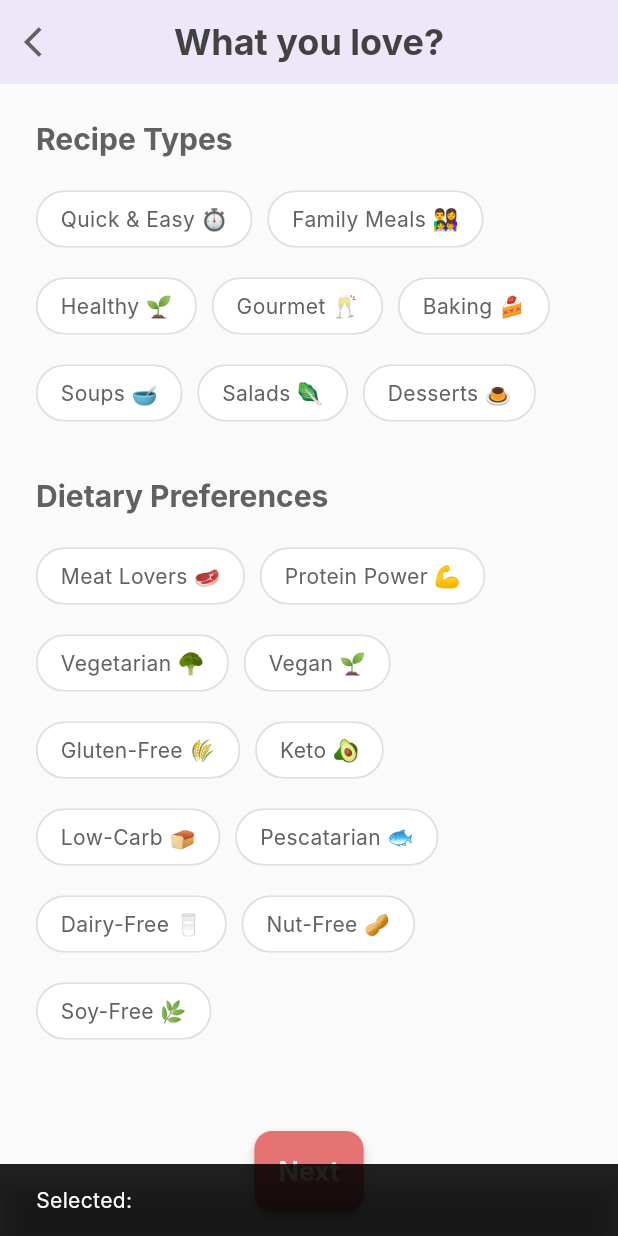
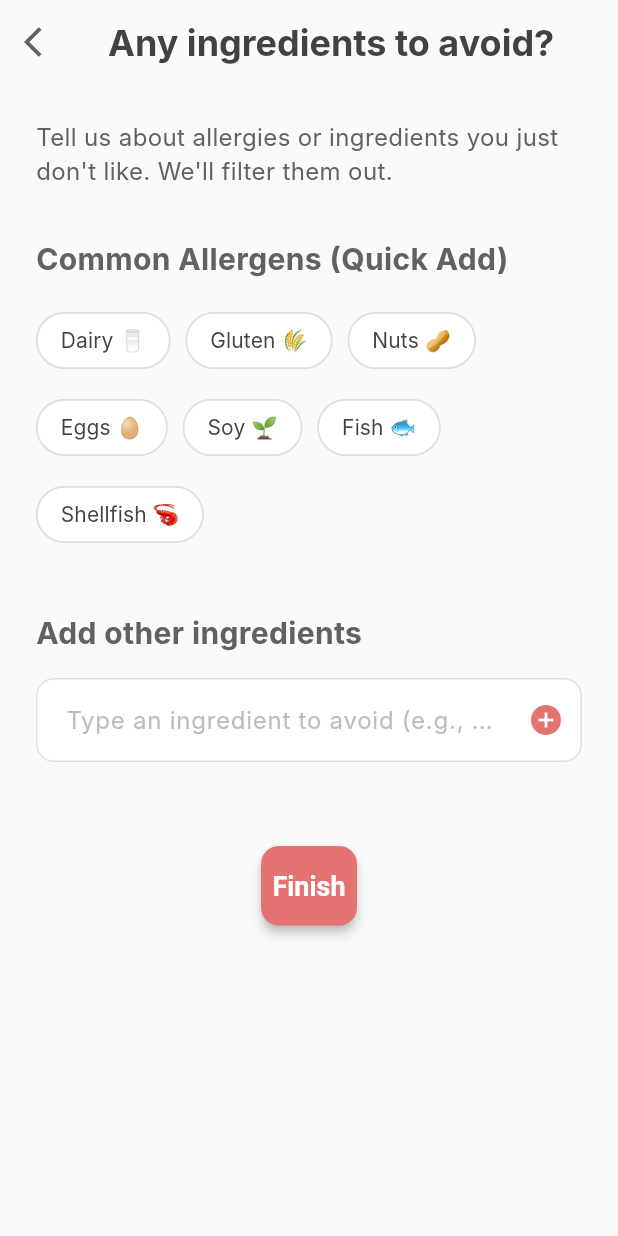
Before and after one commit to sungilzz/flutter_application_1, a Flutter app: the PreferenceScreen screen opened directly, scrolled down 576 dp, after a tap on "Next", on a phone screen of 412 x 824 dp. Run offline on Flutter 3.47's test engine with Material 3 defaults, Android fonts, the phone set to English and light mode, and no system bars; our stand-ins replace cloud_firestore, firebase_auth, firebase_core, google_sign_in; missing offline and left inert: flutter_facebook_auth; accounts and stored records are empty; network calls fail; Roboto replaces fonts that are missing (Inter).

Commit message:
Ingredients to avoid screen

```diff
--- /dev/null
+++ b/lib/onboarding/ingredients_to_avoid_screen.dart
@@ -0,0 +1,364 @@
+import 'package:flutter/material.dart';
+import 'package:flutter_application_1/l10n/app_localizations.dart';
+import 'package:flutter_application_1/onboarding/preference_screen.dart';
+
+// -----------------------------------------------------------------------------
+// Screen 3: Ingredients to Avoid (Allergies & Dislikes)
+// -----------------------------------------------------------------------------
+class IngredientsToAvoidScreen extends StatefulWidget {
+  const IngredientsToAvoidScreen({super.key});
+
+  @override
+  State<IngredientsToAvoidScreen> createState() =>
+      _IngredientsToAvoidScreenState();
+}
+
+class _IngredientsToAvoidScreenState extends State<IngredientsToAvoidScreen> {
+  // Controller for the ingredient input field
+  final TextEditingController _ingredientInputController =
+      TextEditingController();
+
+  // List to hold ingredients selected to be avoided
+  final List<String> _avoidIngredients = [];
+
+  // List of common allergens for quick selection
+  final List<String> _commonAllergens = [
+    'ingredient.dairy',
+    'ingredient.gluten',
+    'ingredient.nuts',
+    'ingredient.eggs',
+    'ingredient.soy',
+    'ingredient.fish',
+    'ingredient.shellfish',
+  ];
+
+  @override
+  void dispose() {
+    _ingredientInputController.dispose();
+    super.dispose();
+  }
+
+  // Function to add an ingredient to the avoid list
+  void _addAvoidIngredient(String ingredient) {
+    final String trimmedIngredient = ingredient.trim();
+    if (trimmedIngredient.isNotEmpty &&
+        !_avoidIngredients.contains(trimmedIngredient)) {
+      setState(() {
+        _avoidIngredients.add(trimmedIngredient);
+        _ingredientInputController.clear(); // Clear input after adding
+      });
+    }
+  }
+
+  // Function to remove an ingredient from the avoid list
+  void _removeAvoidIngredient(String ingredient) {
+    setState(() {
+      _avoidIngredients.remove(ingredient);
+    });
+  }
+
+  @override
+  Widget build(BuildContext context) {
+    // Define the vibrant, food-inspired color scheme
+    // In a full app, this should ideally be part of the MaterialApp's theme.
+    final ColorScheme customColorScheme = ColorScheme.light(
+      primary: const Color(
+        0xFFE57373,
+      ), // A soft red/coral, reminiscent of tomatoes/berries
+      primaryContainer: const Color(0xFFFFCDD2),
+      secondary: const Color(
+        0xFF81C784,
+      ), // A vibrant green, like avocado or fresh herbs
+      secondaryContainer: const Color(0xFFC8E6C9),
+      surface: Colors.white,
+      background: Colors.grey[50]!, // Light background for clean aesthetic
+      error: Colors.red[700]!,
+      onPrimary: Colors.white,
+      onSecondary: Colors.black,
+      onSurface: Colors.black87,
+      onBackground: Colors.black87,
+      onError: Colors.white,
+      brightness: Brightness.light,
+    );
+
+    // Apply the custom color scheme and text theme to the current context's theme
+    final ThemeData theme = Theme.of(context).copyWith(
+      colorScheme: customColorScheme,
+      scaffoldBackgroundColor: Colors.grey[50],
+      textTheme: TextTheme(
+        headlineLarge: TextStyle(
+          fontSize: 32.0,
+          fontWeight: FontWeight.bold,
+          color: Colors.grey[850],
+          fontFamily: 'Inter', // Using Inter for a modern look
+        ),
+        headlineMedium: TextStyle(
+          fontSize: 24.0,
+          fontWeight: FontWeight.bold,
+          color: Colors.grey[800],
+          fontFamily: 'Inter',
+        ),
+        bodyLarge: TextStyle(
+          fontSize: 16.0,
+          color: Colors.grey[700],
+          fontFamily: 'Inter',
+        ),
+        bodyMedium: TextStyle(
+          fontSize: 14.0,
+          color: Colors.grey[600],
+          fontFamily: 'Inter',
+        ),
+        labelLarge: TextStyle(
+          fontSize: 16.0,
+          fontWeight: FontWeight.w600,
+          fontFamily: 'Inter',
+        ), // For buttons
+        labelMedium: TextStyle(
+          fontSize: 14.0,
+          fontWeight: FontWeight.w500,
+          fontFamily: 'Inter',
+        ), // For links
+      ),
+      inputDecorationTheme: InputDecorationTheme(
+        filled: true,
+        fillColor: Colors.white,
+        contentPadding: const EdgeInsets.symmetric(
+          vertical: 16.0,
+          horizontal: 16.0,
+        ),
+        border: OutlineInputBorder(
+          borderRadius: BorderRadius.circular(12.0),
+          borderSide: BorderSide(color: Colors.grey[300]!),
+        ),
+        enabledBorder: OutlineInputBorder(
+          borderRadius: BorderRadius.circular(12.0),
+          borderSide: BorderSide(color: Colors.grey[300]!),
+        ),
+        focusedBorder: OutlineInputBorder(
+          borderRadius: BorderRadius.circular(12.0),
+          borderSide: BorderSide(color: customColorScheme.primary, width: 2.0),
+        ),
+        hintStyle: TextStyle(color: Colors.grey[400]),
+      ),
+      elevatedButtonTheme: ElevatedButtonThemeData(
+        style: ElevatedButton.styleFrom(
+          backgroundColor: customColorScheme.primary, // Primary button color
+          foregroundColor: customColorScheme.onPrimary, // Text color on primary
+          padding: const EdgeInsets.symmetric(vertical: 16.0),
+          shape: RoundedRectangleBorder(
+            borderRadius: BorderRadius.circular(12.0),
+          ),
+          textStyle: TextStyle(fontSize: 18.0, fontWeight: FontWeight.w600),
+          elevation: 3,
+        ),
+      ),
+      textButtonTheme: TextButtonThemeData(
+        style: TextButton.styleFrom(
+          foregroundColor: customColorScheme.primary, // Link color
+          textStyle: TextStyle(fontSize: 14.0, fontWeight: FontWeight.w500),
+        ),
+      ),
+    );
+
+    return Theme(
+      data: theme, // Apply the custom theme data
+      child: Scaffold(
+        appBar: AppBar(
+          backgroundColor: theme.scaffoldBackgroundColor,
+          elevation: 0,
+          leading: IconButton(
+            icon: Icon(Icons.arrow_back_ios, color: Colors.grey[700]),
+            onPressed: () {
+              Navigator.of(context).pushAndRemoveUntil(
+                MaterialPageRoute(
+                  builder: (context) => const PreferenceScreen(),
+                ),
+                (route) => false,
+              );
+            },
+          ),
+          title: Text(
+            AppLocalizations.of(
+                  context,
+                )?.translate('ingredientsToAvoid.title') ??
+                'Any ingredients to avoid?',
+            style: theme.textTheme.headlineMedium,
+          ),
+          centerTitle: true,
+        ),
+        body: SingleChildScrollView(
+          padding: const EdgeInsets.all(24.0),
+          child: Column(
+            crossAxisAlignment: CrossAxisAlignment.start,
+            children: [
+              Text(
+                AppLocalizations.of(
+                      context,
+                    )?.translate('ingredientsToAvoid.headline') ??
+                    'Tell us about allergies or ingredients you just don\'t like. We\'ll filter them out.',
+                style: theme.textTheme.bodyLarge,
+              ),
+              const SizedBox(height: 32.0),
+
+              // Section: Pre-populated Common Allergens
+              Text(
+                AppLocalizations.of(
+                      context,
+                    )?.translate('ingredientsToAvoid.commonAllergens') ??
+                    'Common Allergens (Quick Add)',
+                style: theme.textTheme.headlineMedium?.copyWith(
+                  color: Colors.grey[700],
+                  fontSize: 20.0,
+                ),
+              ),
+              const SizedBox(height: 16.0),
+              Wrap(
+                spacing: 10.0,
+                runSpacing: 10.0,
+                children: _commonAllergens.map((allergenKey) {
+                  final String allergen =
+                      AppLocalizations.of(context)?.translate(allergenKey) ??
+                      allergenKey;
+                  final bool isAlreadyAdded = _avoidIngredients.contains(
+                    allergen,
+                  );
+                  return ActionChip(
+                    label: Text(allergen),
+                    onPressed: isAlreadyAdded
+                        ? null
+                        : () => _addAvoidIngredient(allergen),
+                    // Disable if already added
+                    backgroundColor: isAlreadyAdded
+                        ? theme.colorScheme.secondary.withOpacity(
+                            0.3,
+                          ) // Faded if added
+                        : Colors.white,
+                    side: BorderSide(
+                      color: isAlreadyAdded
+                          ? theme.colorScheme.secondary.withOpacity(0.5)
+                          : Colors.grey[300]!,
+                      width: 1.0,
+                    ),
+                    labelStyle: theme.textTheme.bodyMedium?.copyWith(
+                      color: isAlreadyAdded
+                          ? Colors.grey[600]
+                          : Colors.grey[800],
+                      fontWeight: FontWeight.normal,
+                    ),
+                    shape: RoundedRectangleBorder(
+                      borderRadius: BorderRadius.circular(20.0),
+                    ),
+                    elevation: 1,
+                  );
+                }).toList(),
+              ),
+              const SizedBox(height: 40.0),
+
+              // Section: Search Bar with Auto-suggestions + Chip/Tag Selection
+              Text(
+                AppLocalizations.of(
+                      context,
+                    )?.translate('ingredientsToAvoid.addOther') ??
+                    'Add other ingredients',
+                style: theme.textTheme.headlineMedium?.copyWith(
+                  color: Colors.grey[700],
+                  fontSize: 20.0,
+                ),
+              ),
+              const SizedBox(height: 16.0),
+              TextFormField(
+                controller: _ingredientInputController,
+                decoration: InputDecoration(
+                  hintText:
+                      AppLocalizations.of(
+                        context,
+                      )?.translate('ingredientsToAvoid.inputHint') ??
+                      'Type an ingredient to avoid (e.g., cilantro, mushrooms)',
+                  // prefixIcon: const Icon(Icons.search),
+                  suffixIcon: IconButton(
+                    icon: Icon(
+                      Icons.add_circle,
+                      color: theme.colorScheme.primary,
+                    ),
+                    onPressed: () =>
+                        _addAvoidIngredient(_ingredientInputController.text),
+                  ),
+                ),
+                onFieldSubmitted: (value) =>
+                    _addAvoidIngredient(value), // Add on pressing Enter
+              ),
+              const SizedBox(height: 16.0),
+
+              // Display selected ingredients as deletable chips
+              Wrap(
+                spacing: 8.0,
+                runSpacing: 8.0,
+                children: _avoidIngredients.map((ingredient) {
+                  return Chip(
+                    label: Text(ingredient),
+                    onDeleted: () => _removeAvoidIngredient(ingredient),
+                    deleteIcon: Icon(
+                      Icons.cancel,
+                      size: 18.0,
+                      color: theme.colorScheme.onSurface.withOpacity(0.7),
+                    ),
+                    backgroundColor: theme.colorScheme.secondary.withOpacity(
+                      0.15,
+                    ),
+                    labelStyle: theme.textTheme.bodyMedium?.copyWith(
+                      color: theme.colorScheme.onSurface,
+                    ),
+                    shape: RoundedRectangleBorder(
+                      borderRadius: BorderRadius.circular(8.0),
+                      side: BorderSide(
+                        color: theme.colorScheme.secondary,
+                        width: 1.0,
+                      ),
+                    ),
+                    padding: const EdgeInsets.symmetric(
+                      horizontal: 12.0,
+                      vertical: 8.0,
+                    ),
+                  );
+                }).toList(),
+              ),
+              const SizedBox(height: 40.0),
+
+              // Finish Button
+              Center(
+                child: ElevatedButton(
+                  onPressed: () {
+                    // Mock action for finishing personalization
+                    ScaffoldMessenger.of(context).showSnackBar(
+                      SnackBar(
+                        content: Text(
+                          (AppLocalizations.of(context)?.translate(
+                                    'ingredientsToAvoid.finishMessage',
+                                  ) ??
+                                  'Personalization complete!\nAvoiding: ${_avoidIngredients.join(', ')}')
+                              .replaceFirst(
+                                '{ingredients}',
+                                _avoidIngredients.join(', '),
+                              ),
+                        ),
+                        duration: const Duration(seconds: 3),
+                      ),
+                    );
+                    // In a real app, this would navigate to the main recipe feed
+                  },
+                  child: Text(
+                    AppLocalizations.of(
+                          context,
+                        )?.translate('ingredientsToAvoid.finish') ??
+                        'Finish',
+                  ),
+                ),
+              ),
+              const SizedBox(height: 20.0), // Spacing at the bottom
+            ],
+          ),
+        ),
+      ),
+    );
+  }
+}
--- a/lib/onboarding/preference_screen.dart
+++ b/lib/onboarding/preference_screen.dart
@@ -1,5 +1,6 @@
 import 'package:flutter/material.dart';
 import 'package:flutter_application_1/l10n/app_localizations.dart';
+import 'package:flutter_application_1/onboarding/ingredients_to_avoid_screen.dart';
 import 'package:flutter_application_1/onboarding/welcome_screen.dart';
 
 // -----------------------------------------------------------------------------
@@ -203,19 +204,9 @@ class _FlavorTypePreferencesScreenState extends State<PreferenceScreen> {
             Center(
               child: ElevatedButton(
                 onPressed: () {
-                  ScaffoldMessenger.of(context).showSnackBar(
-                    SnackBar(
-                      content: Text(
-                        (AppLocalizations.of(
-                                  context,
-                                )?.translate('preference.selected') ??
-                                'Selected: \\${_selectedPreferences.join(', ')}')
-                            .replaceFirst(
-                              '{selected}',
-                              _selectedPreferences.join(', '),
-                            ),
-                      ),
-                      duration: const Duration(seconds: 2),
+                  Navigator.of(context).push(
+                    MaterialPageRoute(
+                      builder: (context) => const IngredientsToAvoidScreen(),
                     ),
                   );
                 },
```
Also changed, not shown: lib/l10n/en.json (+34 -0 lines).
